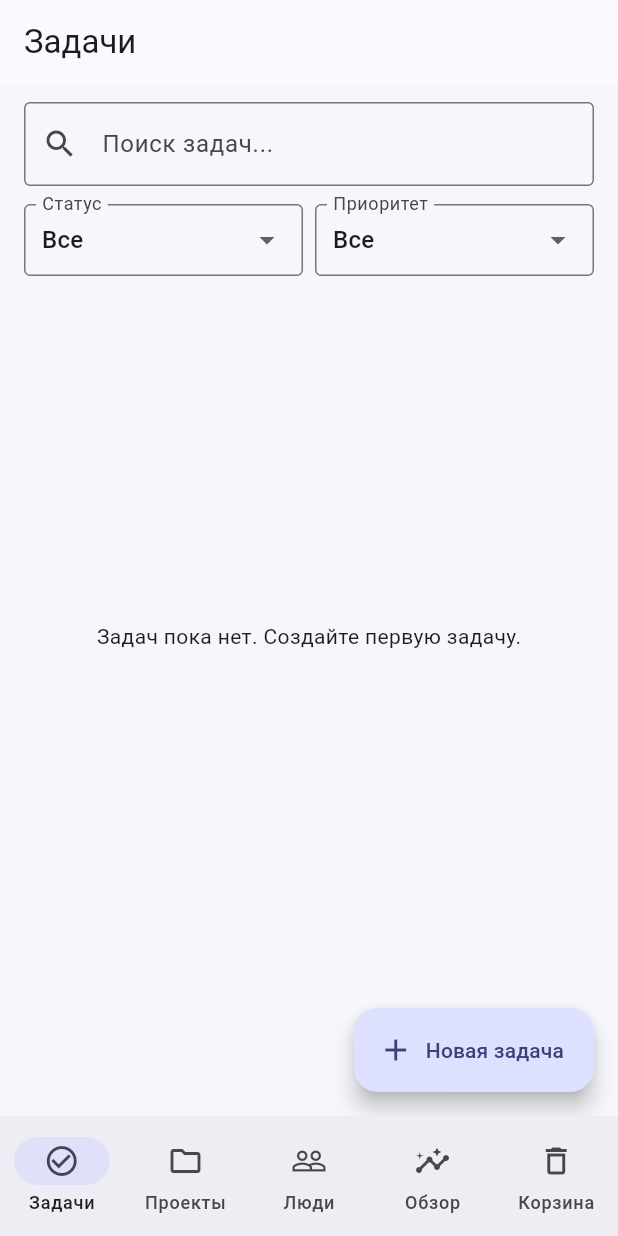
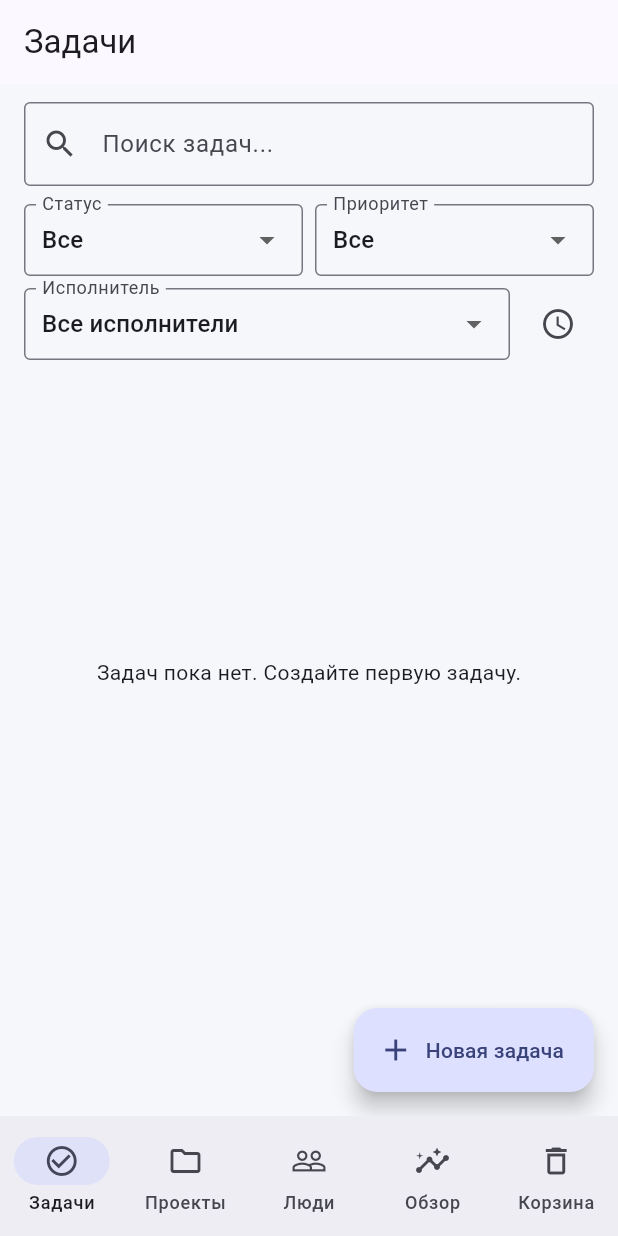
Before and after one commit to heoffy-st/lab10_flutter, a Flutter app: the screen it shows after launch, on a phone screen of 412 x 824 dp. Run offline on Flutter 3.47's test engine with Material 3 defaults, Android fonts, the phone set to English and light mode, and no system bars; our stand-ins replace drift, drift_flutter; accounts and stored records are empty; generated files the repository leaves out were written again.

Commit message:
Add assignee filtering, deadline sorting and reassignment UI

```diff
--- a/lib/presentation/screens.dart
+++ b/lib/presentation/screens.dart
@@ -15,6 +15,7 @@ class _TasksScreenState extends State<TasksScreen> {
   String? status;
   String? priority;
   int? assignee;
+  bool sortDeadline = false;
   @override
   Widget build(BuildContext context) {
     final repo = context.read<TaskRepository>();
@@ -25,7 +26,12 @@ class _TasksScreenState extends State<TasksScreen> {
         const SizedBox(width: 8),
         Expanded(child: DropdownButtonFormField<String?>(value: priority, decoration: const InputDecoration(labelText: 'Приоритет', border: OutlineInputBorder(), contentPadding: EdgeInsets.symmetric(horizontal: 8)), items: const [DropdownMenuItem(value: null, child: Text('Все')), DropdownMenuItem(value: 'low', child: Text('Низкий')), DropdownMenuItem(value: 'medium', child: Text('Средний')), DropdownMenuItem(value: 'high', child: Text('Высокий')), DropdownMenuItem(value: 'critical', child: Text('Критический'))], onChanged: (v) => setState(() => priority = v))),
       ])),
-      Expanded(child: StreamBuilder<List<Task>>(stream: repo.watchTasks(status: status, priority: priority, assigneeId: assignee, query: search), builder: (context, snap) {
+      Padding(padding: const EdgeInsets.symmetric(horizontal: 16), child: Row(children: [
+        Expanded(child: StreamBuilder<List<User>>(stream: repo.watchUsers(), builder: (ctx, users) => DropdownButtonFormField<int?>(value: assignee, isExpanded: true, decoration: const InputDecoration(labelText: 'Исполнитель', border: OutlineInputBorder(), contentPadding: EdgeInsets.symmetric(horizontal: 8)), items: [const DropdownMenuItem<int?>(value: null, child: Text('Все исполнители')), ...(users.data ?? []).map((u) => DropdownMenuItem<int?>(value: u.id, child: Text(u.name)))], onChanged: (v) => setState(() => assignee = v)))),
+        const SizedBox(width: 8),
+        IconButton(tooltip: sortDeadline ? 'Сначала дедлайн' : 'Сначала новые', onPressed: () => setState(() => sortDeadline = !sortDeadline), icon: Icon(sortDeadline ? Icons.event : Icons.schedule)),
+      ])),
+      Expanded(child: StreamBuilder<List<Task>>(stream: repo.watchTasks(status: status, priority: priority, assigneeId: assignee, query: search, sortByDeadline: sortDeadline), builder: (context, snap) {
         if (!snap.hasData) return const Center(child: CircularProgressIndicator());
         final tasks = snap.data!;
         if (tasks.isEmpty) return const Center(child: Text('Задач пока нет. Создайте первую задачу.'));
@@ -45,7 +51,7 @@ class TaskCard extends StatelessWidget {
     final statusNames = {'todo':'Ожидает','inProgress':'В работе','done':'Готово','cancelled':'Отменено'};
     final priorityNames = {'low':'Низкий','medium':'Средний','high':'Высокий','critical':'Критический'};
     return Card(child: Padding(padding: const EdgeInsets.all(12), child: Column(crossAxisAlignment: CrossAxisAlignment.start, children: [
-      Row(children: [Expanded(child: Text(task.title, style: Theme.of(context).textTheme.titleMedium?.copyWith(fontWeight: FontWeight.bold))), PopupMenuButton<String>(onSelected: (v) async { try { if (v == 'delete') { await repo.softDeleteTask(task.id); } else if (v == 'undo') { await repo.undoStatus(task.id); } else if (v == 'comments') { if (context.mounted) showTaskDetails(context, task); } else if (v == 'edit') { if (context.mounted) editTaskDialog(context, task); } } catch (e) { if (context.mounted) showError(context, e); } }, itemBuilder: (_) => const [PopupMenuItem(value:'edit', child: Text('Редактировать')), PopupMenuItem(value:'comments', child: Text('Комментарии и история')), PopupMenuItem(value:'undo', child: Text('Отменить статус')), PopupMenuItem(value:'delete', child: Text('В корзину'))])]),
+      Row(children: [Expanded(child: Text(task.title, style: Theme.of(context).textTheme.titleMedium?.copyWith(fontWeight: FontWeight.bold))), PopupMenuButton<String>(onSelected: (v) async { try { if (v == 'delete') { await repo.softDeleteTask(task.id); } else if (v == 'undo') { await repo.undoStatus(task.id); } else if (v == 'comments') { if (context.mounted) showTaskDetails(context, task); } else if (v == 'edit') { if (context.mounted) editTaskDialog(context, task); } else if (v == 'assign') { if (context.mounted) reassignTaskDialog(context, task); } } catch (e) { if (context.mounted) showError(context, e); } }, itemBuilder: (_) => const [PopupMenuItem(value:'edit', child: Text('Редактировать')), PopupMenuItem(value:'assign', child: Text('Назначить исполнителя')), PopupMenuItem(value:'comments', child: Text('Комментарии и история')), PopupMenuItem(value:'undo', child: Text('Отменить статус')), PopupMenuItem(value:'delete', child: Text('В корзину'))])]),
       if (task.description.isNotEmpty) Padding(padding: const EdgeInsets.only(top: 4), child: Text(task.description, maxLines: 2, overflow: TextOverflow.ellipsis)),
       const SizedBox(height: 8),
       Wrap(spacing: 8, runSpacing: 6, children: [
@@ -180,3 +186,11 @@ Future<void> showUserTasks(BuildContext context, User user) async {
   final repo=context.read<TaskRepository>();
   await showDialog(context:context,builder:(ctx)=>AlertDialog(title:Text('Задачи: ${user.name}'),content:SizedBox(width:420,height:400,child:StreamBuilder<List<Task>>(stream:repo.watchTasks(assigneeId:user.id),builder:(ctx,s){if(!s.hasData)return const Center(child:CircularProgressIndicator());if(s.data!.isEmpty)return const Center(child:Text('Назначенных задач нет'));return ListView(children:s.data!.map((t)=>ListTile(title:Text(t.title),subtitle:Text(t.status))).toList());})),actions:[TextButton(onPressed:()=>Navigator.pop(ctx),child:const Text('Закрыть'))]));
 }
+
+Future<void> reassignTaskDialog(BuildContext context, Task task) async {
+  final repo=context.read<TaskRepository>();
+  final members=await repo.projectMembers(task.projectId);
+  if(!context.mounted)return;
+  int? selected=task.assigneeId;
+  await showDialog(context:context,builder:(ctx)=>StatefulBuilder(builder:(ctx,set)=>AlertDialog(title:const Text('Назначить исполнителя'),content:DropdownButton<int?>(isExpanded:true,value:selected,items:[const DropdownMenuItem<int?>(value:null,child:Text('Не назначен')),...members.map((m)=>DropdownMenuItem<int?>(value:m['id'] as int,child:Text('${m['name']} (${m['role']})')))],onChanged:(v)=>set(()=>selected=v)),actions:[TextButton(onPressed:()=>Navigator.pop(ctx),child:const Text('Отмена')),FilledButton(onPressed:()async{try{await repo.reassignTask(task.id,selected);if(ctx.mounted)Navigator.pop(ctx);}catch(e){if(ctx.mounted)showError(ctx,e);}},child:const Text('Сохранить'))])));
+}
```
